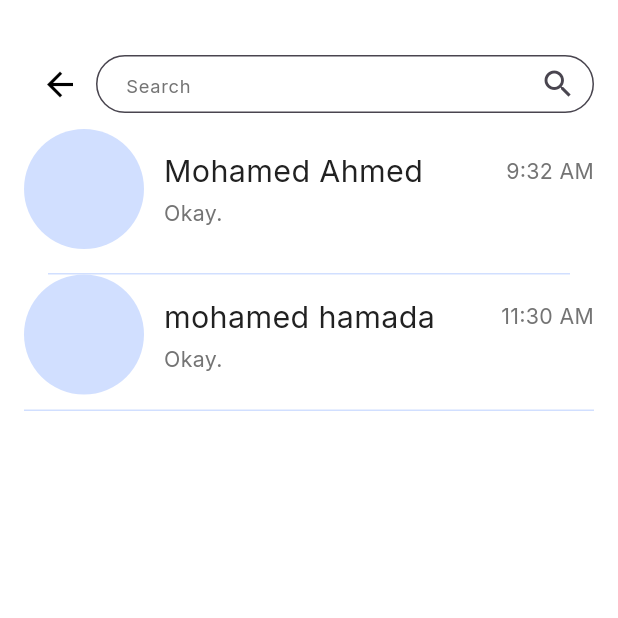
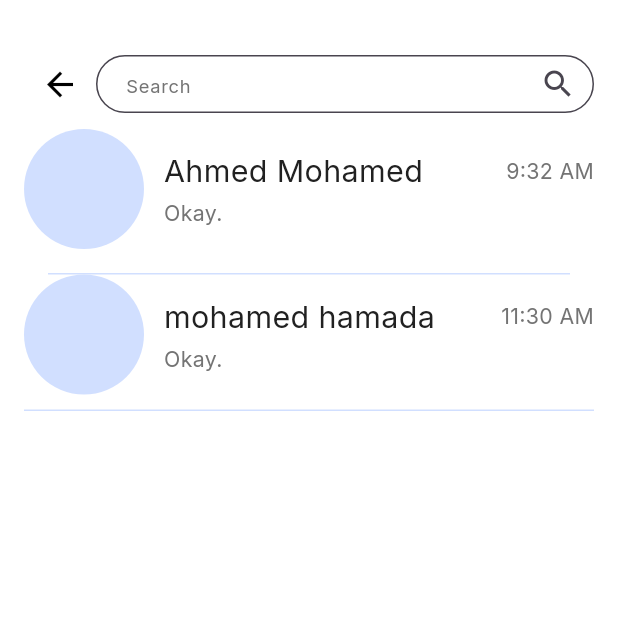
Before and after one commit to MuhamedHamada17/x_dent_project, a Flutter app: the DoctorMessageScreen screen opened by its route, on a phone screen of 412 x 824 dp, the top half of it. Run offline on Flutter 3.47's test engine with Material 3 defaults, Android fonts, the phone set to English and light mode, and no system bars; our stand-ins replace bloc, dio, file_picker, flutter_bloc, flutter_screenutil, flutter_secure_storage and 8 more; accounts and stored records are empty; generated files the repository leaves out were written again.

Commit message:
edit message

```diff
--- a/lib/features/home/doctor/doctor_message/ui/screens/doc_chat_screen.dart
+++ b/lib/features/home/doctor/doctor_message/ui/screens/doc_chat_screen.dart
@@ -30,7 +30,7 @@ class _ChatScreenState extends State<ChatScreen> {
       appBar: AppBar(
         backgroundColor: Colors.white,
         centerTitle: true,
-        title: Text("Mohamed Ahmed", style: TextStyles.font20BlackRegular),
+        title: Text(" Ahmed", style: TextStyles.font20BlackRegular),
         leading: IconButton(
           icon: const Icon(Icons.arrow_back),
           onPressed: () => Navigator.pop(context),
--- a/lib/features/home/doctor/doctor_message/ui/widgets/chat_item.dart
+++ b/lib/features/home/doctor/doctor_message/ui/widgets/chat_item.dart
@@ -38,7 +38,7 @@ class ChatItem extends StatelessWidget {
                             mainAxisAlignment: MainAxisAlignment.spaceBetween,
                             children: [
                               Text(
-                                "Mohamed Ahmed",
+                                "Ahmed Mohamed",
                                 style: TextStyles.font20BlackRegular,
                               ),
                               Text("9:32 AM",
```
